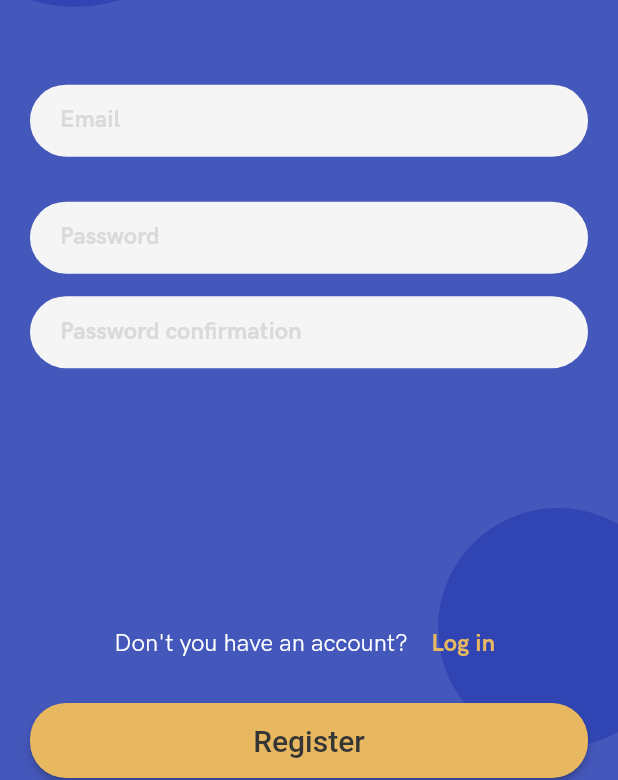
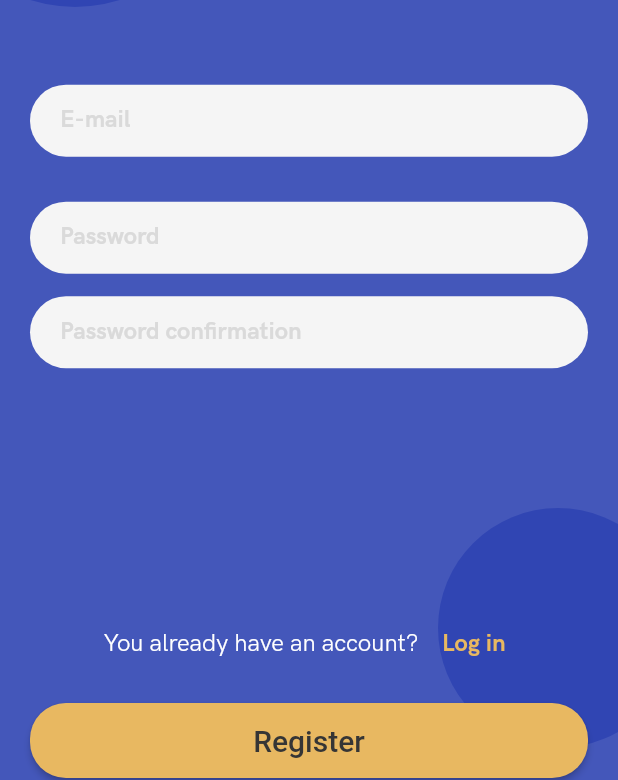
Before and after one commit to BriceChk/qweez_app, a Flutter app: the LoginPage screen opened by its route, after a tap on "Register", on a phone screen of 412 x 824 dp. Shown: the part 413-1193 px from the top of the screen. Run offline on Flutter 3.47's test engine with Material 2 defaults, Android fonts, the phone set to English and light mode, and no system bars; our stand-ins replace auto_size_text, beamer, cloud_firestore, firebase_auth, firebase_core, glassmorphism and 2 more; missing offline and left inert: qr_code_scanner; accounts and stored records are empty.

Commit message:
Updated strings + some formatting

```diff
--- a/lib/pages/creation_questionnaire/creation_answer.dart
+++ b/lib/pages/creation_questionnaire/creation_answer.dart
@@ -80,7 +80,7 @@ class _CreationAnswerPageState extends State<CreationAnswerPage> {
         ),
         centerTitle: true,
         title: const Text(
-          'Create a answers',
+          'Create an answer',
         ),
       ),
       body: SingleChildScrollView(
@@ -107,7 +107,7 @@ class _CreationAnswerPageState extends State<CreationAnswerPage> {
             onChanged: (String questionText) => widget.question.question = questionText,
           ),
           MyDropDownFormField(
-            titleText: 'Type of the question ',
+            titleText: 'Type of the question',
             hintText: 'Choose the type of the question',
             value: widget.question.type,
             itemsList: listDropDownValue,
@@ -175,7 +175,7 @@ class _CreationAnswerPageState extends State<CreationAnswerPage> {
             textInputType: TextInputType.number,
             validator: (value) {
               if (value!.contains(',') || value.contains('.')) {
-                return 'Please enter interger value';
+                return 'Please enter an integer value';
               }
               if (value.startsWith('0')) {
                 return 'Please enter a number greater than 0';
--- a/lib/pages/creation_questionnaire/creation_questionnaire.dart
+++ b/lib/pages/creation_questionnaire/creation_questionnaire.dart
@@ -73,7 +73,7 @@ class _CreationQuestionnairePageState extends State<CreationQuestionnairePage> {
         ),
         centerTitle: true,
         title: const Text(
-          'Create a questionnaire',
+          'Create a Qweez',
         ),
       ),
       body: Form(
@@ -88,7 +88,7 @@ class _CreationQuestionnairePageState extends State<CreationQuestionnairePage> {
             child: Column(
               children: [
                 MyTextFormFieldComplete(
-                  titleText: 'Name of the qweez',
+                  titleText: 'Name of the Qweez',
                   valueText: _name,
                   hintText: 'Name',
                   required: true,
@@ -100,7 +100,7 @@ class _CreationQuestionnairePageState extends State<CreationQuestionnairePage> {
                 MyTextFormFieldComplete(
                   titleText: 'Description',
                   valueText: _description,
-                  hintText: 'This is a qweez to learn ...',
+                  hintText: 'This is a Qweez to learn...',
                   required: true,
                   validator: (String? description) {
                     return description!.isEmpty ? 'Please enter a description' : null;
--- a/lib/pages/launch_page.dart
+++ b/lib/pages/launch_page.dart
@@ -9,8 +9,7 @@ class LaunchPage extends StatefulWidget {
   State<LaunchPage> createState() => _LaunchPageState();
 }
 
-class _LaunchPageState extends State<LaunchPage>
-    with SingleTickerProviderStateMixin {
+class _LaunchPageState extends State<LaunchPage> with SingleTickerProviderStateMixin {
   late AnimationController _animationController;
   late Animation<Color?> _colorTween;
 
--- a/lib/pages/login_page.dart
+++ b/lib/pages/login_page.dart
@@ -131,10 +131,10 @@ class _LoginPageState extends State<LoginPage> {
                             children: [
                               MyTextFormField(
                                 valueText: _email,
-                                hintText: 'Email',
+                                hintText: 'E-mail',
                                 textInputAction: TextInputAction.next,
                                 validator: (String? email) {
-                                  return _email.isEmpty ? 'Please enter a email' : null;
+                                  return _email.isEmpty ? 'Please enter an e-mail' : null;
                                 },
                                 onChanged: (String email) {
                                   _email = email;
@@ -163,7 +163,7 @@ class _LoginPageState extends State<LoginPage> {
                                   isPassword: true,
                                   validator: (String? passwordConfirmation) {
                                     return passwordConfirmation!.isEmpty
-                                        ? 'Please enter the confirmation of your password'
+                                        ? 'Please enter re-enter your password'
                                         : _passwordConfirmation != _password
                                             ? 'The passwords do not correspond'
                                             : null;
@@ -189,9 +189,9 @@ class _LoginPageState extends State<LoginPage> {
                         Row(
                           mainAxisAlignment: MainAxisAlignment.center,
                           children: [
-                            const Text(
-                              "Don't you have an account?",
-                              style: TextStyle(
+                            Text(
+                              _isRegister ? "You already have an account?" : "You don't have an account?",
+                              style: const TextStyle(
                                 color: colorWhite,
                                 fontWeight: FontWeight.w400,
                               ),
@@ -266,7 +266,7 @@ class _LoginPageState extends State<LoginPage> {
       userCredential.user!.sendEmailVerification();
 
       _showEmailSend(
-        'A verification email was send to your email address.',
+        'A verification e-mail was sent to your email address.',
         'Please confirm it before logging in!',
         'I will check',
       );
@@ -279,12 +279,12 @@ class _LoginPageState extends State<LoginPage> {
         });
       } else if (e.code == 'email-already-in-use') {
         setState(() {
-          _errorText = "An account already exist with this email address.";
+          _errorText = "An account already exists with this e-mail address.";
         });
       }
     } catch (e) {
       setState(() {
-        _errorText = "An error occur, please try again.";
+        _errorText = "An error occured, please try again.";
       });
     }
   }
@@ -300,24 +300,20 @@ class _LoginPageState extends State<LoginPage> {
         Beamer.of(context).beamBack();
       } else {
         _showEmailSend(
-          'This email address was not verified.',
-          'A verification email was send to your address email, if you have not recevied it, please check your spam.',
+          'Your account is not verified.',
+          'A verification e-mail was sent to you, if you have not received it, please check your spam.',
           'Understood',
         );
       }
     } on FirebaseAuthException catch (e) {
-      if (e.code == 'user-not-found') {
+      if (e.code == 'user-not-found' || e.code == 'wrong-password') {
         setState(() {
-          _errorText = "No account exist with this email address, please register.";
-        });
-      } else if (e.code == 'wrong-password') {
-        setState(() {
-          _errorText = "Password or email address incorrect, please try again.";
+          _errorText = "Invalid e-mail or password, please try again.";
         });
       }
     } catch (e) {
       setState(() {
-        _errorText = "An error occur, please try again.";
+        _errorText = "An error occured, please try again.";
       });
     }
   }
```
Also changed, not shown: lib/pages/home_page.dart (+4 -4 lines).
